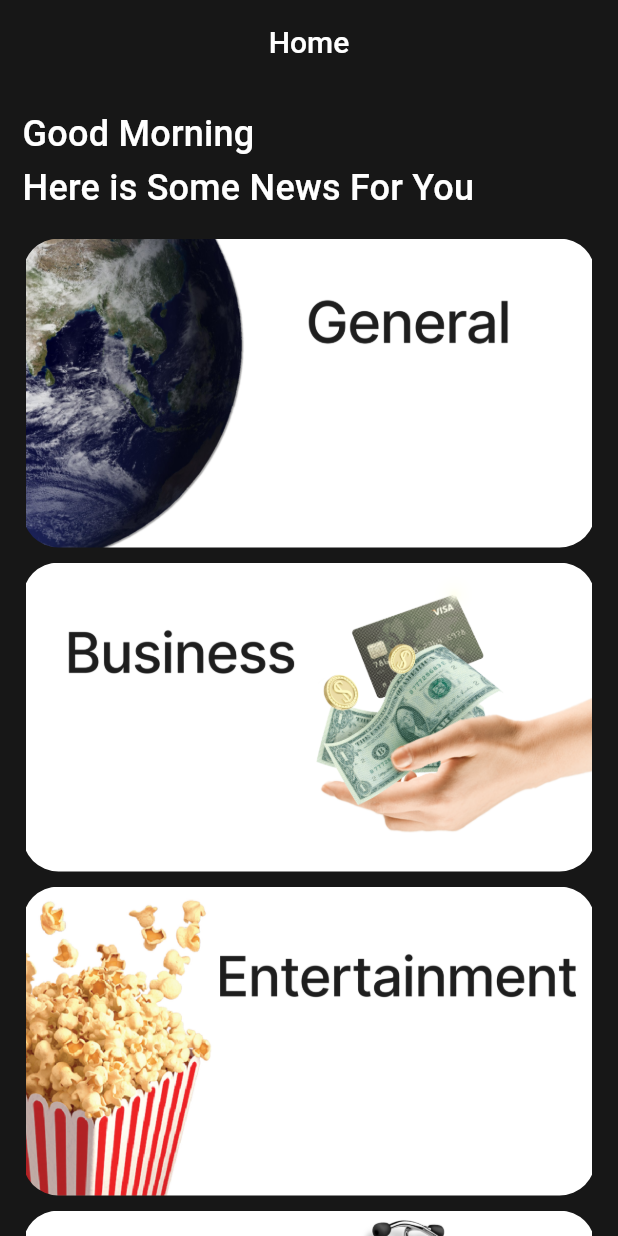
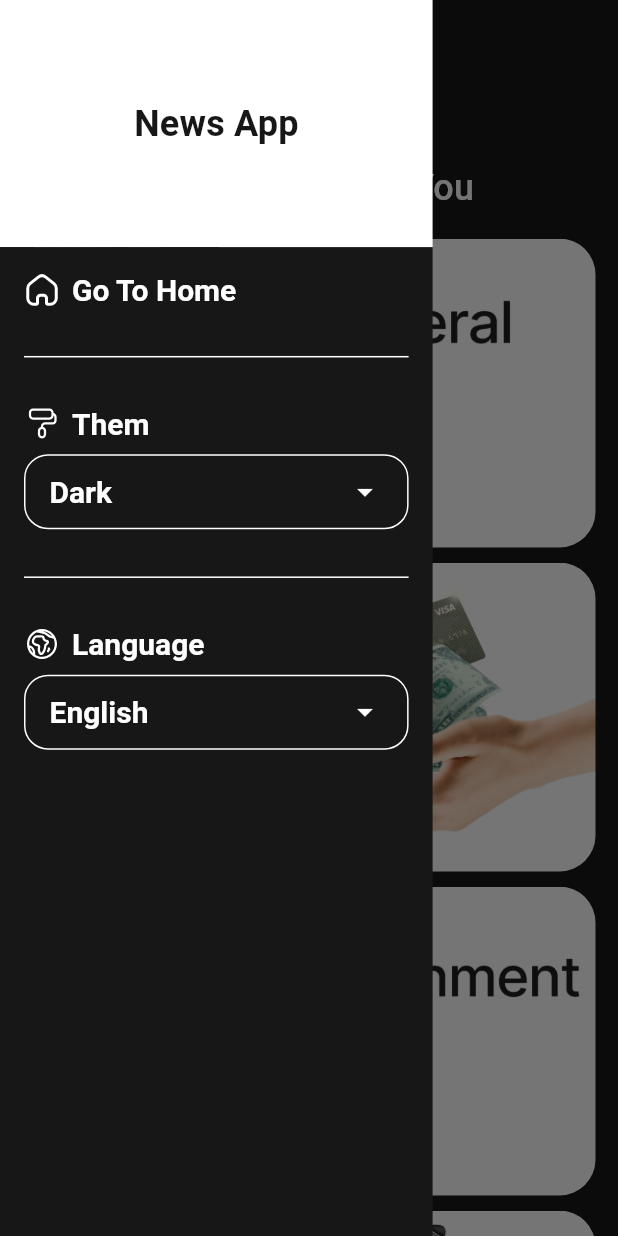
Before and after one commit to Marwan9Atef/News-App, a Flutter app: the screen it shows after launch, with the side drawer open (before the commit the screen has no drawer), on a phone screen of 412 x 824 dp. Run offline on Flutter 3.47's test engine with Material 3 defaults, Android fonts, the phone set to English and light mode, and no system bars; our stand-ins replace flutter_svg, timeago.

```diff
--- a/lib/app_theme.dart
+++ b/lib/app_theme.dart
@@ -21,12 +21,39 @@ class AppTheme {
 
     ),
     textTheme: TextTheme(
+      titleLarge: TextStyle(
+          fontSize: 20,
+          fontWeight: FontWeight.bold,
+          color: white
+
+      ),
       titleMedium: TextStyle(
         fontSize: 24,
         fontWeight: FontWeight.w500,
           color: white
 
-      )
+      ),
+      labelMedium:TextStyle(
+        fontSize: 16,
+        fontWeight: FontWeight.bold,
+        color: white
+
+
+      ),
+      labelSmall:TextStyle(
+          fontSize: 14,
+          fontWeight: FontWeight.w500,
+          color: white
+
+
+      ),
+      displaySmall: TextStyle(
+          fontSize: 12,
+          fontWeight: FontWeight.w500,
+          color: grey
+
+
+      ),
 
 
     )
--- a/lib/categories/category_item.dart
+++ b/lib/categories/category_item.dart
@@ -9,7 +9,7 @@ class CategoryItem extends StatelessWidget {
   Widget build(BuildContext context) {
     return ClipRRect(
       borderRadius:BorderRadiusDirectional.circular(24),
-        child: Image.asset("assets/images/${category.imageName}.png",height:MediaQuery.sizeOf(context).height*.25,width: double.infinity,)
+        child: Image.asset("assets/images/${category.imageName}.png",height:MediaQuery.sizeOf(context).height*.25,width: double.infinity,fit:BoxFit.fill ,)
 
     );
   }
--- a/lib/categories/category_view.dart
+++ b/lib/categories/category_view.dart
@@ -4,6 +4,8 @@ import 'package:news/categories/category_item.dart';
 import 'package:news/models/category_model.dart';
 
 class CategoryView extends StatelessWidget {
+void Function(CategoryModel) onCategorySelected;
+CategoryView({required this.onCategorySelected});
 
 
   @override
@@ -18,7 +20,9 @@ class CategoryView extends StatelessWidget {
       Text("Here is Some News For You",style: style.titleMedium,),
 Expanded(child: ListView.separated(
   padding: EdgeInsets.only(top: 16)
-,itemBuilder: (context, index) => CategoryItem(category:CategoryModel.category[index],), separatorBuilder: (context, index) => SizedBox(
+,itemBuilder: (context, index) => GestureDetector(onTap: () {
+  onCategorySelected(CategoryModel.category[index]);
+},child: CategoryItem(category:CategoryModel.category[index],)), separatorBuilder: (context, index) => SizedBox(
   height: 10,
 
 ), itemCount: CategoryModel.category.length))
--- /dev/null
+++ b/lib/drawer/home_drawer.dart
@@ -0,0 +1,196 @@
+import 'package:flutter/material.dart';
+import 'package:flutter_svg/svg.dart';
+import 'package:news/app_theme.dart';
+
+class HomeDrawer extends StatefulWidget {
+  HomeDrawer({required this.onGoToHomeClicked});
+
+  VoidCallback onGoToHomeClicked;
+
+  @override
+  State<HomeDrawer> createState() => _HomeDrawerState();
+}
+
+class _HomeDrawerState extends State<HomeDrawer> {
+  String selectedTheme="Dark";
+
+  String selectedLanguage="English";
+
+  List<String>themeOption=["Dark","Light"];
+  List<String>languageOption=["English","Arabic"];
+
+  @override
+  Widget build(BuildContext context) {
+    Size screenSize = MediaQuery.sizeOf(context);
+    TextTheme textTheme = Theme.of(context).textTheme;
+
+    return SizedBox(
+      width: screenSize.width * 0.7,
+      child: Column(
+        children: [
+          Container(
+            height: screenSize.height * 0.2,
+            width: double.infinity,
+            alignment: Alignment.center,
+            color: AppTheme.white,
+            child: Text(
+              'News App',
+              style: textTheme.titleMedium?.copyWith(
+                fontWeight: FontWeight.bold,
+                color: AppTheme.black,
+              ),
+            ),
+          ),
+          Expanded(
+            child: Container(
+              width: double.infinity,
+              padding:const EdgeInsets.all(16),
+              color: AppTheme.black,
+              child: Column(
+                children: [
+                  GestureDetector(
+                    onTap: () {
+                      widget.onGoToHomeClicked();
+                      Navigator.of(context).pop();
+                    },
+                    child: Row(
+                      children: [
+                        SvgPicture.asset(
+                          'assets/icons/home.svg',
+                          height: 24,
+                          width: 24,
+                          fit: BoxFit.scaleDown,
+                        ),
+                     const   SizedBox(width: 8),
+                        Text(
+                          'Go To Home',
+                          style: textTheme.titleLarge,
+                        ),
+                      ],
+                    ),
+
+                  ),
+               const  SizedBox(
+                   height: 24,
+
+                 ),
+                 const Divider(color: AppTheme.white,thickness: 1,),
+                 const SizedBox(
+                    height: 24,
+
+                  ),
+                  Row(
+                    children: [
+                      SvgPicture.asset("assets/icons/theme.svg"),
+                     const SizedBox(
+                        width: 8,
+
+                      ),
+                      Text("Them",style: textTheme.titleLarge,)
+
+
+                    ],
+
+                  ),
+                 const SizedBox(
+                    height: 8,
+
+                  ),
+                  Container(
+                    decoration: BoxDecoration(
+                      border: Border.all(color: AppTheme.white,width: 1,),
+                      borderRadius: BorderRadius.circular(16)
+
+                    ),
+                    padding:const EdgeInsetsDirectional.only(end: 16,start: 16),
+                    child: DropdownButton<String>(
+                      style: textTheme.titleLarge,
+                        value:selectedTheme,
+                        isExpanded: true,
+                        focusColor: AppTheme.black,
+                       underline: const SizedBox(),
+                        dropdownColor: AppTheme.black,
+                        borderRadius: BorderRadius.circular(16),
+                        iconDisabledColor: AppTheme.white,
+                        iconEnabledColor: AppTheme.white,
+                        items:themeOption.map<DropdownMenuItem<String>>((String value) {
+                          return DropdownMenuItem<String>(value: value, child: Text(value));
+                        }).toList(),
+                    onChanged: (value) {
+                          if(selectedTheme==value)return;
+                          selectedTheme=value!;
+                          setState(() {
+
+                          });
+                    },
+
+
+                    ),
+                  ),
+                  const SizedBox(
+                    height: 24,
+
+                  ),
+                  const Divider(color: AppTheme.white,thickness: 1,),
+                  const SizedBox(
+                    height: 24,
+
+                  ),
+                  Row(
+                    children: [
+                      SvgPicture.asset("assets/icons/language.svg"),
+                      const SizedBox(
+                        width: 8,
+
+                      ),
+                      Text("Language",style: textTheme.titleLarge,)
+
+
+                    ],
+
+                  ),
+                  const SizedBox(
+                    height: 8,
+
+                  ),
+                  Container(
+                    decoration: BoxDecoration(
+                        border: Border.all(color: AppTheme.white,width: 1,),
+                        borderRadius: BorderRadius.circular(16)
+
+                    ),
+                    padding:const EdgeInsetsDirectional.only(end: 16,start: 16),
+                    child: DropdownButton<String>(
+                      style: textTheme.titleLarge,
+                      value:selectedLanguage,
+                      isExpanded: true,
+                      focusColor: AppTheme.black,
+                      underline: const SizedBox(),
+                      dropdownColor: AppTheme.black,
+                      borderRadius: BorderRadius.circular(16),
+                      iconDisabledColor: AppTheme.white,
+                      iconEnabledColor: AppTheme.white,
+                      items:languageOption.map<DropdownMenuItem<String>>((String value) {
+                        return DropdownMenuItem<String>(value: value, child: Text(value));
+                      }).toList(),
+                      onChanged: (value) {
+                        if(selectedLanguage==value)return;
+                        selectedLanguage=value!;
+                        setState(() {
+
+                        });
+                      },
+
+
+                    ),
+                  ),
+
+                ],
+              ),
+            ),
+          )
+        ],
+      ),
+    );
+  }
+}
--- a/lib/home_screen.dart
+++ b/lib/home_screen.dart
@@ -1,18 +1,40 @@
 import 'package:flutter/material.dart';
 import 'package:news/categories/category_view.dart';
+import 'package:news/drawer/home_drawer.dart';
+import 'package:news/models/category_model.dart';
+import 'package:news/news/news_view.dart';
 
-class HomeScreen extends StatelessWidget {
+class HomeScreen extends StatefulWidget {
 static const String routeName="/home";
 
+  @override
+  State<HomeScreen> createState() => _HomeScreenState();
+}
+
+class _HomeScreenState extends State<HomeScreen> {
+CategoryModel? selectedCategory;
+
+void onCategorySelected(CategoryModel category){
+  selectedCategory=category;
+setState(() {
+
+});
+}
+void resetSelectedCategory() {
+  if (selectedCategory == null) return;
+
+  selectedCategory = null;
+  setState(() {});
+}
   @override
   Widget build(BuildContext context) {
     return Scaffold(
       appBar: AppBar(
-        title:Text("Home"),
+        title:selectedCategory==null?Text("Home"):Text(selectedCategory!.name),
 
       ),
-body: CategoryView(),
-
+body:selectedCategory==null?CategoryView(onCategorySelected: onCategorySelected,):NewsView(sourceId: selectedCategory!.id),
+drawer: HomeDrawer(onGoToHomeClicked: resetSelectedCategory),
     );
   }
 }
--- a/lib/models/category_model.dart
+++ b/lib/models/category_model.dart
@@ -1,15 +1,16 @@
 class CategoryModel {
 String id;
 String imageName;
-CategoryModel({required this.id,required this.imageName});
+String name;
+CategoryModel({required this.id,required this.imageName,required this.name});
 static List<CategoryModel>category=[
-  CategoryModel(id: "general", imageName: "general"),
-  CategoryModel(id: "business", imageName: "business"),
-  CategoryModel(id: "entertainment", imageName: "entertainment"),
-  CategoryModel(id: "health", imageName: "health"),
-  CategoryModel(id: "science", imageName: "science"),
-  CategoryModel(id: "technology", imageName: "technology"),
-  CategoryModel(id: "sports", imageName: "sports")
+  CategoryModel(id: "general",name:"General"  ,imageName: "general"),
+  CategoryModel(id: "business", name:"Business" ,imageName: "business"),
+  CategoryModel(id: "entertainment", name:"Entertainment" ,imageName: "entertainment"),
+  CategoryModel(id: "health",name:"Health"  ,imageName: "health"),
+  CategoryModel(id: "science",name:"Science"  ,imageName: "science"),
+  CategoryModel(id: "technology",name:"Technology"  ,imageName: "technology"),
+  CategoryModel(id: "sports",name:"Sports"  ,imageName: "sports")
 
 
 ];
--- a/pubspec.yaml
+++ b/pubspec.yaml
@@ -35,6 +35,8 @@ dependencies:
   # The following adds the Cupertino Icons font to your application.
   # Use with the CupertinoIcons class for iOS style icons.
   cupertino_icons: ^1.0.8
+  timeago: ^3.7.1
+  flutter_svg: ^2.1.0
 
 dev_dependencies:
   flutter_test:
@@ -61,6 +63,7 @@ flutter:
   # To add assets to your application, add an assets section, like this:
   assets:
     - assets/images/
+    - assets/icons/
   #   - images/a_dot_ham.jpeg
 
   # An image asset can refer to one or more resolution-specific "variants", see
```
Also changed, not shown: lib/models/source_model.dart (added, +8 -0 lines), lib/news/news_item.dart (added, +50 -0 lines), lib/news/news_view.dart (added, +49 -0 lines), lib/news/tab_item.dart (added, +15 -0 lines), assets/icons/home.svg (added), assets/icons/language.svg (added), assets/icons/theme.svg (added), assets/images/newitem.png (added), pubspec.lock.
